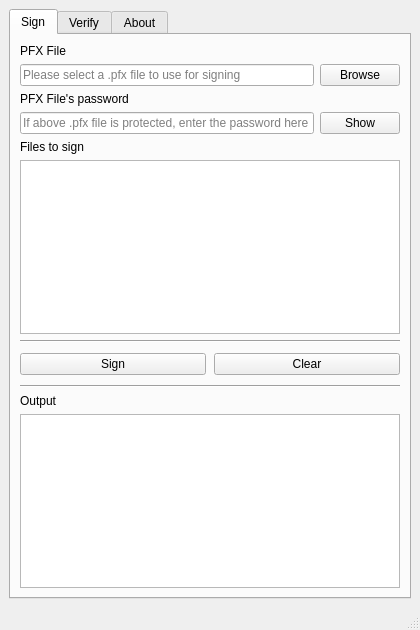
Old version of the form src/mainwindow.ui in the repository GlitchedPolygons/SigntoolGUI.
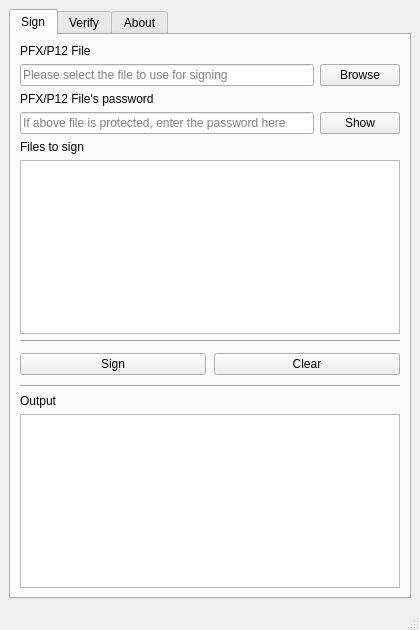
New version of the form.

Diff of the .ui file:
```diff
--- a/src/mainwindow.ui
+++ b/src/mainwindow.ui
@@ -36,7 +36,7 @@
           <item>
            <widget class="QLabel" name="browsePfxFileLabel">
             <property name="text">
-             <string>PFX File</string>
+             <string>PFX/P12 File</string>
             </property>
            </widget>
           </item>
@@ -51,7 +51,7 @@
                <bool>true</bool>
               </property>
               <property name="placeholderText">
-               <string>Please select a .pfx file to use for signing</string>
+               <string>Please select the file to use for signing</string>
               </property>
               <property name="clearButtonEnabled">
                <bool>true</bool>
@@ -80,7 +80,7 @@
           <item>
            <widget class="QLabel" name="pfxFilePasswordLabel">
             <property name="text">
-             <string>PFX File's password</string>
+             <string>PFX/P12 File's password</string>
             </property>
            </widget>
           </item>
@@ -92,7 +92,7 @@
                <enum>QLineEdit::Password</enum>
               </property>
               <property name="placeholderText">
-               <string>If above .pfx file is protected, enter the password here</string>
+               <string>If above file is protected, enter the password here</string>
               </property>
               <property name="clearButtonEnabled">
                <bool>true</bool>
```
Left out of the diff: 2 changed lines with no effect on the pictures.
